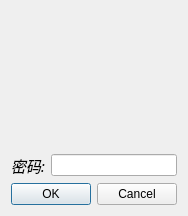
The window that hello_world/linx_monitor/gui/password_gui.ui (WatsonJay/python_test) describes before a commit, drawn with Qt 5.
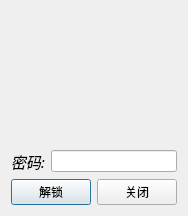
The same window after the commit. Icons and pictures are not drawn.

Commit message: 密码界面

```diff
--- a/hello_world/linx_monitor/gui/password_gui.ui
+++ b/hello_world/linx_monitor/gui/password_gui.ui
@@ -49,14 +49,22 @@
     </layout>
    </item>
    <item>
-    <widget class="QDialogButtonBox" name="buttonBox">
-     <property name="orientation">
-      <enum>Qt::Horizontal</enum>
-     </property>
-     <property name="standardButtons">
-      <set>QDialogButtonBox::Cancel|QDialogButtonBox::Ok</set>
-     </property>
-    </widget>
+    <layout class="QHBoxLayout" name="horizontalLayout_2">
+     <item>
+      <widget class="QPushButton" name="unlock_pushButton">
+       <property name="text">
+        <string>解锁</string>
+       </property>
+      </widget>
+     </item>
+     <item>
+      <widget class="QPushButton" name="pushButton">
+       <property name="text">
+        <string>关闭</string>
+       </property>
+      </widget>
+     </item>
+    </layout>
    </item>
   </layout>
  </widget>
```
Left out of the diff: 30 changed lines with no effect on the pictures. The commit also changes 1 other file.
